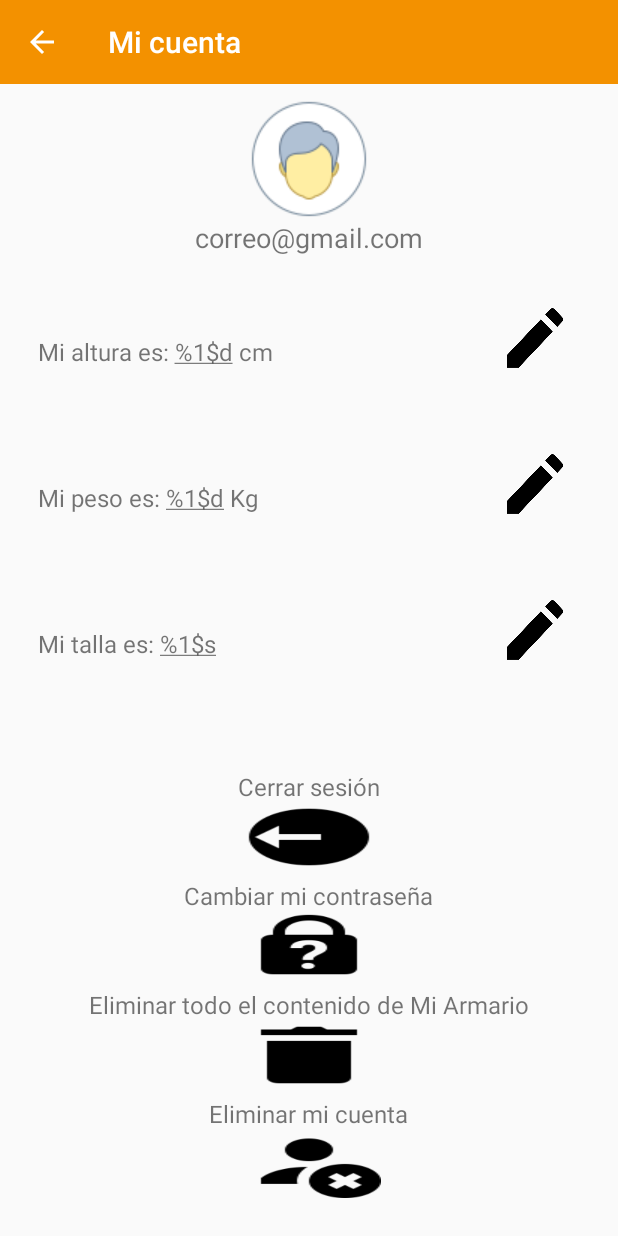
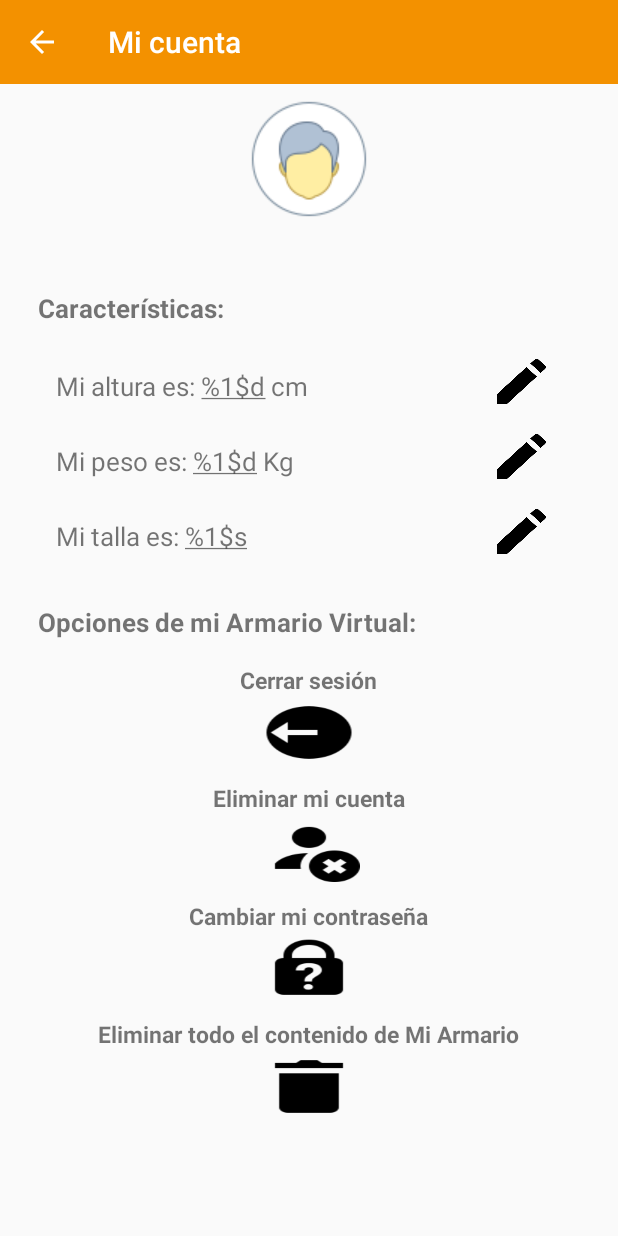
Before and after one commit to ismaelcg1/armarioVirtual, an Android app: the MiCuenta screen opened directly, with no data from a screen before it, on a phone screen of 412 x 824 dp. Run offline under Robolectric (Android 15) with nearby library versions, the phone set to English and light mode, and no system bars; our stand-ins replace Firebase (no records; nobody signed in at launch, a user with empty details on screens opened directly).

Commit message:
Mi cuenta modificada interfaz, añadiendo funcionalidades (cambiar contraseña, dialog para cambiar altura, peso...), cierre de actividades correctas, añadido los 'string picker' para seleccionar diferentes opciones en la opción Añadir, añadidos string de categorias, subcategorias..., nuevos estilos agregados

```diff
--- a/app/src/main/java/com/example/pruebaproyecto/MiCuenta.java
+++ b/app/src/main/java/com/example/pruebaproyecto/MiCuenta.java
@@ -1,41 +1,51 @@
 package com.example.pruebaproyecto;
 
 import android.app.AlertDialog;
+import android.content.Context;
 import android.content.DialogInterface;
 import android.content.Intent;
 import android.os.Bundle;
+import android.support.annotation.NonNull;
 import android.support.v7.app.AppCompatActivity;
 import android.support.v7.widget.Toolbar;
 import android.view.View;
 import android.widget.Button;
+import android.widget.TextView;
+import android.widget.Toast;
 
+import com.google.android.gms.tasks.OnCompleteListener;
+import com.google.android.gms.tasks.Task;
 import com.google.firebase.auth.FirebaseAuth;
+import com.google.firebase.auth.FirebaseUser;
 
-public class MiCuenta extends AppCompatActivity implements View.OnClickListener {
+public class MiCuenta extends AppCompatActivity implements View.OnClickListener, DialogPersonalizadoPesoAltura.finalizarDialog {
 
     private Toolbar appToolbar;
-    private Button bCerrarSesion, bCambiarPassword, bEliminarArmario, bEliminarCuenta;
+    private Button bCerrarSesion, bCambiarPassword, bEliminarArmario, bEliminarCuenta, bAltura, bPeso, bTalla;
+    private TextView emailUser;
+    private String email;
     // FireBase
     private FirebaseAuth mAuth = null;
+    private FirebaseUser user;
+    // Ponemos el contexto para el Dialog
+    private Context contexto;
 
     @Override
     protected void onCreate(Bundle savedInstanceState) {
         super.onCreate(savedInstanceState);
         setContentView(R.layout.mi_cuenta);
-
+        contexto = this;
         conectarVariablesConVista();
         onClickListener();
         inicializarToolbar();
+        ponerEmailUsuario();
         // Hago que cuando se pulse la flecha de atras se cierre la actividad
         appToolbar.setNavigationOnClickListener(new View.OnClickListener() {
             @Override
             public void onClick(View v) {
-                Intent intentActivityDrawer = new Intent(getApplicationContext(), MainActivityDrawer.class);
-                startActivity(intentActivityDrawer);
                 finish();
             }
         });
-
 
     }
 
@@ -55,8 +65,6 @@ public class MiCuenta extends AppCompatActivity implements View.OnClickListener
                 pantallaDrawer.finish();
                 finish();
                 startActivity(intentLoginActivity);
-
-
                 break;
 
             default:
@@ -65,20 +73,38 @@ public class MiCuenta extends AppCompatActivity implements View.OnClickListener
         }
     }
 
+    protected void conectarVariablesConVista() {
+        bAltura = findViewById(R.id.bAlturaMiCuenta);
+        bPeso = findViewById(R.id.bPesoMiCuenta);
+        bTalla = findViewById(R.id.bTallaMiCuenta);
 
-    protected void conectarVariablesConVista() {
         bCerrarSesion = findViewById(R.id.btnCerrarSesion);
         appToolbar = findViewById(R.id.appToolbar);
         bCambiarPassword = findViewById(R.id.btnCambiarPassword);
         bEliminarArmario = findViewById(R.id.btnEliminarArmario);
         bEliminarCuenta = findViewById(R.id.btnEliminarCuenta);
+        emailUser = findViewById(R.id.tvEmailUsuario);
     }
 
     protected void onClickListener() {
+        bAltura.setOnClickListener(this);
+        bPeso.setOnClickListener(this);
+        bTalla.setOnClickListener(this);
+
         bCerrarSesion.setOnClickListener(this);
         bCambiarPassword.setOnClickListener(this);
         bEliminarArmario.setOnClickListener(this);
         bEliminarCuenta.setOnClickListener(this);
+    }
+
+    private void ponerEmailUsuario() {
+
+        user = FirebaseAuth.getInstance().getCurrentUser();
+        if (user != null) {
+            email = user.getEmail();
+            // Mostramos el email al usuario:
+            emailUser.setText(email);
+        }
     }
 
     // Salir de la sesión
@@ -87,6 +113,25 @@ public class MiCuenta extends AppCompatActivity implements View.OnClickListener
         mAuth = FirebaseAuth.getInstance();
         mAuth.signOut();
         updateUI(id);
+    }
+
+    private void sendEmailVerification() {
+        user = mAuth.getCurrentUser();
+        user.sendEmailVerification()
+                .addOnCompleteListener(this, new OnCompleteListener<Void>() {
+                    @Override
+                    public void onComplete(@NonNull Task<Void> task) {
+                        if (task.isSuccessful()) {
+                            Toast.makeText(MiCuenta.this,
+                                    getResources().getString(R.string.toastEmailVerificacionEnviadoCorrectamenteRegistroIncial),
+                                    Toast.LENGTH_LONG).show();
+                        } else {
+                            Toast.makeText(MiCuenta.this,
+                                    getResources().getString(R.string.toastEmailVerificacionEnviadoIncorrectoRegistroIncial),
+                                    Toast.LENGTH_SHORT).show();
+                        }
+                    }
+                });
     }
 /*
     private void snackBarVerificacion() {
@@ -117,7 +162,7 @@ public class MiCuenta extends AppCompatActivity implements View.OnClickListener
                 if (opcion == 1) {
                     signOut(opcion);
                 } else if (opcion == 2) {
-
+                    sendEmailVerification();
                 } else if (opcion == 3) {
 
                 } else if (opcion == 4){
@@ -152,7 +197,7 @@ public class MiCuenta extends AppCompatActivity implements View.OnClickListener
             case R.id.btnCambiarPassword:
                 opcion = 2;
                 crearDialog(getResources().getString(R.string.cambiarPasswordTituloDialogMiCuenta),
-                        getResources().getString(R.string.cambiarPasswordDialogMiCuenta),opcion);
+                        getResources().getString(R.string.cambiarPasswordDialogMiCuenta, email),opcion);
                 break;
 
             case R.id.btnEliminarArmario:
@@ -164,9 +209,27 @@ public class MiCuenta extends AppCompatActivity implements View.OnClickListener
             case R.id.btnEliminarCuenta:
                 opcion = 4;
                 crearDialog(getResources().getString(R.string.eliminarCuentaTituloDialogMiCuenta),
-                        getResources().getString(R.string.eliminarCuentaDialogMiCuenta),opcion);
+                        getResources().getString(R.string.eliminarCuentaDialogMiCuenta, email),opcion);
+                break;
+
+            case R.id.bAlturaMiCuenta:
+                new DialogPersonalizadoPesoAltura(contexto, MiCuenta.this, "Altura");
+                // TODO hacer que se cambie la altura, por la seleccionada, abajo igual con el peso
+                break;
+
+            case R.id.bPesoMiCuenta:
+                new DialogPersonalizadoPesoAltura(contexto, MiCuenta.this, "Peso");
+                break;
+
+            case R.id.bTallaMiCuenta:
+                // TODO hacer el de talla
                 break;
         }
 
     }
+
+    @Override
+    public void resultado(int num) {
+        // BLa bla bla
+    }
 }
--- /dev/null
+++ b/app/src/main/java/com/example/pruebaproyecto/Sexo.java
@@ -0,0 +1,5 @@
+package com.example.pruebaproyecto;
+
+public enum Sexo {
+    Masculino, Femenino
+}
--- a/app/src/main/res/layout/login.xml
+++ b/app/src/main/res/layout/login.xml
@@ -127,7 +127,7 @@
                     style="@style/LoginActivityMargenInferior"
                     android:layout_width="match_parent"
                     android:layout_height="wrap_content"
-                    app:boxBackgroundColor="@color/colorPruebas"
+                    app:boxBackgroundColor="@color/colorRojoOscuro"
                     app:boxStrokeColor="@color/colorNegro"
                     app:hintAnimationEnabled="true"
                     app:passwordToggleEnabled="false">
--- a/app/src/main/res/layout/mi_cuenta.xml
+++ b/app/src/main/res/layout/mi_cuenta.xml
@@ -15,10 +15,14 @@
             layout="@layout/clase_toolbar" />
     </LinearLayout>
 
+    <ScrollView
+        android:layout_width="match_parent"
+        android:layout_height="match_parent">
+
         <LinearLayout
             style="@style/layoutMainActivityDrawer"
             android:layout_width="match_parent"
-        android:layout_height="match_parent"
+            android:layout_height="wrap_content"
             android:orientation="vertical">
 
             <LinearLayout
@@ -33,7 +37,7 @@
                     app:srcCompat="@drawable/usuario_masculino80" />
 
                 <TextView
-                android:id="@+id/textView16"
+                    android:id="@+id/tvEmailUsuario"
                     style="@style/estiloTextoEmailMiCuenta"
                     android:layout_width="wrap_content"
                     android:layout_height="match_parent"
@@ -43,11 +47,27 @@
             <LinearLayout
                 style="@style/layoutSecundariosMiCuenta"
                 android:layout_width="match_parent"
-            android:layout_height="match_parent"
-            android:layout_weight="1"
+                android:layout_height="wrap_content"
                 android:orientation="vertical">
 
                 <LinearLayout
+                    style="@style/estiloLayoutTextoInformacionMiCuenta1"
+                    android:layout_width="match_parent"
+                    android:layout_height="match_parent"
+                    android:layout_weight="1"
+                    android:orientation="horizontal">
+
+                    <TextView
+                        android:id="@+id/textView24"
+                        style="@style/estiloTextoInformacionMiCuenta1"
+                        android:layout_width="wrap_content"
+                        android:layout_height="wrap_content"
+                        android:layout_weight="1"
+                        android:text="@string/caracteristicasAppMiCuenta" />
+                </LinearLayout>
+
+                <LinearLayout
+                    style="@style/estiloLayoutTextosSuperioresMiCuenta"
                     android:layout_width="match_parent"
                     android:layout_height="match_parent"
                     android:layout_weight="1"
@@ -62,13 +82,14 @@
                         android:text="@string/alturaMiCuenta" />
 
                     <Button
-                    android:id="@+id/button8"
+                        android:id="@+id/bAlturaMiCuenta"
                         style="@style/estiloBotonesSuperioresMiCuenta"
                         android:layout_weight="1"
                         android:background="@drawable/editar480" />
                 </LinearLayout>
 
                 <LinearLayout
+                    style="@style/estiloLayoutTextosSuperioresMiCuenta"
                     android:layout_width="match_parent"
                     android:layout_height="match_parent"
                     android:layout_weight="1"
@@ -83,13 +104,14 @@
                         android:text="@string/pesoMiCuenta" />
 
                     <Button
-                    android:id="@+id/button9"
+                        android:id="@+id/bPesoMiCuenta"
                         style="@style/estiloBotonesSuperioresMiCuenta"
                         android:layout_weight="1"
                         android:background="@drawable/editar480" />
                 </LinearLayout>
 
                 <LinearLayout
+                    style="@style/estiloLayoutTextosSuperioresMiCuenta"
                     android:layout_width="match_parent"
                     android:layout_height="match_parent"
                     android:layout_weight="1"
@@ -100,11 +122,11 @@
                         style="@style/estiloTextosSuperioresMiCuenta"
                         android:layout_width="match_parent"
                         android:layout_height="wrap_content"
-                    android:text="@string/tallaMiCuenta"
-                    android:layout_weight="1" />
+                        android:layout_weight="1"
+                        android:text="@string/tallaMiCuenta" />
 
                     <Button
-                    android:id="@+id/button10"
+                        android:id="@+id/bTallaMiCuenta"
                         style="@style/estiloBotonesSuperioresMiCuenta"
                         android:layout_weight="1"
                         android:background="@drawable/editar480" />
@@ -113,11 +135,24 @@
             </LinearLayout>
 
             <LinearLayout
-            style="@style/layoutSecundariosMiCuenta"
+                style="@style/layoutSecundarios2MiCuenta"
                 android:layout_width="match_parent"
                 android:layout_height="match_parent"
                 android:layout_weight="1"
                 android:orientation="vertical">
+
+                <LinearLayout
+                    android:layout_width="match_parent"
+                    android:layout_height="wrap_content"
+                    android:orientation="vertical">
+
+                    <TextView
+                        android:id="@+id/textView23"
+                        style="@style/estiloTextoInformacionMiCuenta"
+                        android:layout_width="match_parent"
+                        android:layout_height="wrap_content"
+                        android:text="@string/opcionesAppMiCuenta" />
+                </LinearLayout>
 
                 <LinearLayout
                     style="@style/estilolayoutInferioresMiCuenta"
@@ -136,9 +171,28 @@
                     <Button
                         android:id="@+id/btnCerrarSesion"
                         style="@style/estiloBotonesInferioresMiCuenta"
+                        android:background="@drawable/cerrar_sesion96" />
+                </LinearLayout>
+
+                <LinearLayout
+                    style="@style/estilolayoutInferioresMiCuenta"
+                    android:layout_width="match_parent"
+                    android:layout_height="match_parent"
+                    android:layout_weight="1"
+                    android:orientation="vertical">
+
+                    <TextView
+                        android:id="@+id/textView17"
+                        style="@style/estiloTextosInferioresMiCuenta"
                         android:layout_width="wrap_content"
-                    android:layout_height="match_parent"
-                    android:background="@drawable/cerrar_sesion96" />
+                        android:layout_height="wrap_content"
+                        android:text="@string/eliminarCuentaMiCuenta" />
+
+                    <Button
+                        android:id="@+id/btnEliminarCuenta"
+                        style="@style/estiloBotonesInferioresMiCuenta"
+                        android:background="@drawable/eliminar_usuario96" />
+
                 </LinearLayout>
 
                 <LinearLayout
@@ -158,9 +212,8 @@
                     <Button
                         android:id="@+id/btnCambiarPassword"
                         style="@style/estiloBotonesInferioresMiCuenta"
-                    android:layout_width="wrap_content"
-                    android:layout_height="match_parent"
                         android:background="@drawable/cambio_password96" />
+
                 </LinearLayout>
 
                 <LinearLayout
@@ -180,35 +233,13 @@
                     <Button
                         android:id="@+id/btnEliminarArmario"
                         style="@style/estiloBotonesInferioresMiCuenta"
-                    android:layout_width="wrap_content"
-                    android:layout_height="match_parent"
                         android:background="@drawable/eliminar_armario96" />
-            </LinearLayout>
-
-            <LinearLayout
-                style="@style/estilolayoutInferioresMiCuenta"
-                android:layout_width="match_parent"
-                android:layout_height="match_parent"
-                android:layout_weight="1"
-                android:orientation="vertical">
-
-                <TextView
-                    android:id="@+id/textView17"
-                    style="@style/estiloTextosInferioresMiCuenta"
-                    android:layout_width="wrap_content"
-                    android:layout_height="wrap_content"
-                    android:text="@string/eliminarCuentaMiCuenta" />
-
-                <Button
-                    android:id="@+id/btnEliminarCuenta"
-                    style="@style/estiloBotonesInferioresMiCuenta"
-                    android:layout_width="wrap_content"
-                    android:layout_height="match_parent"
-                    android:background="@drawable/eliminar_usuario96" />
-            </LinearLayout>
 
                 </LinearLayout>
 
             </LinearLayout>
 
         </LinearLayout>
+    </ScrollView>
+
+</LinearLayout>
--- a/app/src/main/res/values/colors.xml
+++ b/app/src/main/res/values/colors.xml
@@ -9,7 +9,7 @@
     <color name="colorBlanco">#FFFFFF</color>
 
     <!-- Color pruebas -->
-    <color name="colorPruebas">#EB972703</color>
+    <color name="colorRojoOscuro">#EB972703</color>
 
 
 </resources>
--- a/app/src/main/res/values/strings.xml
+++ b/app/src/main/res/values/strings.xml
@@ -71,6 +71,7 @@
     <string name="toastAlturaVaciaRegistroIncial">Altura no seleccionada. Por favor, introduzca su altura</string>
     <string name="toastPesoVacioRegistroIncial">Peso no seleccionado. Por favor, introduzca su peso</string>
     <string name="toastEmailVerificacionEnviadoCorrectoRegistroIncial">Email de verificación enviado a:</string>
+    <string name="toastEmailVerificacionEnviadoCorrectamenteRegistroIncial">¡Email de verificación enviado correctamente! Revise su correo y si no lo encuentra vaya a spam.</string>
     <string name="toastEmailVerificacionEnviadoIncorrectoRegistroIncial">Fallo al enviar email de verificación</string>
 
     <!-- Para SnackBar -->
@@ -98,6 +99,8 @@
     <string name="alturaMiCuenta">Mi altura es: <u>%1$d</u> cm</string>
     <string name="pesoMiCuenta">Mi peso es: <u>%1$d</u> Kg</string>
     <string name="tallaMiCuenta">Mi talla es: <u>%1$s</u></string>
+    <string name="caracteristicasAppMiCuenta">Características:</string>
+    <string name="opcionesAppMiCuenta">Opciones de mi Armario Virtual:</string>
     <string name="cerrarSesionMiCuenta">Cerrar sesión</string>
     <string name="cambiarPasswordMiCuenta">Cambiar mi contraseña</string>
     <string name="eliminarTodoContenidoArmarioMiCuenta">Eliminar todo el contenido de Mi Armario</string>
@@ -107,13 +110,13 @@
     <string name="cerrarSesionDialogMiCuenta">¿Realmente desea cerrar la sesión?</string>
 
     <string name="cambiarPasswordTituloDialogMiCuenta">Cambio de contraseña</string>
-    <string name="cambiarPasswordDialogMiCuenta">¿Quieres recibir un correo a <u>%1$s</u> para restablecer tu contraseña?</string>
+    <string name="cambiarPasswordDialogMiCuenta">¿Quieres recibir un correo a \'<u>%1$s</u>\' para restablecer tu contraseña?</string>
 
     <string name="eliminarArmarioTituloDialogMiCuenta">Eliminar mi Armario</string>
     <string name="eliminarArmarioDialogMiCuenta">¿Desea borrar todo el contenido de Mi Armario?</string>
 
     <string name="eliminarCuentaTituloDialogMiCuenta">Eliminar mi Cuenta</string>
-    <string name="eliminarCuentaDialogMiCuenta">¿Quires eliminar toda la información relacionada con la cuenta <u>%1$s</u> ?</string>
+    <string name="eliminarCuentaDialogMiCuenta">¿Quires eliminar toda la información relacionada con la cuenta \'<u>%1$s</u>\' ?</string>
 
     <string name="dialogTextoSiMiCuenta">Sí, claro</string>
     <string name="dialogTextoCancelarMiCuenta">Cancelar</string>
@@ -134,6 +137,7 @@
     <string name="pictureDialogTituloActividadInsertar">Seleccione una acción:</string>
     <string name="pictureDialogGaleriaActividadInsertar">Seleccionar foto de Galería</string>
     <string name="pictureDialogRealizarFotoActividadInsertar">Hacer una foto</string>
+    <string name="subcategoriaErrorActividadInsertar">Para elegir subcategoria, por favor, elija primero una categoría</string>
 
     <!-- DialogPersonalizados -->
     <string name="textoDialogColor">Seleccione el color principal de su prenda:</string>
--- a/app/src/main/res/values/styles.xml
+++ b/app/src/main/res/values/styles.xml
@@ -133,33 +133,69 @@
 
     <!-- MiCuenta-->
     <style name="layoutSecundariosMiCuenta" >
-        <item name="android:layout_margin">15sp</item>
+        <item name="android:layout_marginBottom">15sp</item>
+        <item name="android:layout_marginTop">15sp</item>
+        <item name="android:layout_marginLeft">15sp</item>
+        <item name="android:layout_marginRight">15sp</item>
+    </style>
+    <style name="layoutSecundarios2MiCuenta" >
+        <item name="android:layout_marginBottom">10sp</item>
+        <item name="android:layout_marginLeft">15sp</item>
+        <item name="android:layout_marginRight">15sp</item>
     </style>
     <style name="estiloBotonesInferioresMiCuenta" >
         <item name="android:layout_gravity">center</item>
+        <item name="android:layout_width">68dp</item>
+        <item name="android:layout_height">42dp</item>
+        <item name="android:layout_marginTop">3sp</item>
     </style>
     <style name="estiloBotonesSuperioresMiCuenta">
         <item name="android:layout_marginLeft">7sp</item>
         <item name="android:layout_marginRight">7sp</item>
-        <item name="android:layout_marginTop">15sp</item>
-        <item name="android:layout_width">110sp</item>
-        <item name="android:layout_height">50sp</item>
+        <item name="android:layout_marginBottom">2sp</item>
+        <item name="android:layout_width">98dp</item>
+        <item name="android:layout_height">38dp</item>
+        <item name="android:layout_gravity">center</item>
+    </style>
+    <style name="estiloTextoInformacionMiCuenta1" >
+        <item name="android:textSize">17sp</item>
+        <item name="android:textStyle">bold</item>
+    </style>
+    <style name="estiloLayoutTextoInformacionMiCuenta1" >
+        <item name="android:layout_marginBottom">20sp</item>
+        <item name="android:layout_marginTop">6sp</item>
+    </style>
+    <style name="estiloTextoInformacionMiCuenta" >
+        <item name="android:textSize">17sp</item>
+        <item name="android:textStyle">bold</item>
+        <item name="android:layout_marginBottom">4sp</item>
     </style>
     <style name="estiloTextosInferioresMiCuenta" >
-        <item name="android:textSize">16sp</item>
+        <item name="android:textSize">15sp</item>
+        <item name="android:textStyle">bold</item>
+        <item name="android:layout_gravity">center</item>
+        <item name="android:layout_marginTop">4sp</item>
+    </style>
+
+    <style name="estiloTextosSuperioresMiCuenta" >
+        <item name="android:textSize">17sp</item>
         <item name="android:layout_gravity">center</item>
     </style>
 
-    <style name="estiloTextosSuperioresMiCuenta" >
-        <item name="android:textSize">16sp</item>
-        <item name="android:layout_gravity">center</item>
+    <style name="estiloLayoutTextosSuperioresMiCuenta" >
+        <item name="android:layout_marginBottom">10sp</item>
+        <item name="android:layout_marginRight">12sp</item>
+        <item name="android:layout_marginLeft">12sp</item>
     </style>
+
     <style name="estiloTextoEmailMiCuenta" >
-        <item name="android:textSize">18sp</item>
+        <item name="android:textSize">19sp</item>
+        <item name="android:textStyle">bold</item>
+        <item name="android:textColor">@color/colorRojoOscuro</item>
         <item name="android:layout_gravity">center</item>
     </style>
     <style name="estilolayoutInferioresMiCuenta" >
-        <item name="android:layout_marginTop">5sp</item>
+        <item name="android:layout_marginTop">8sp</item>
     </style>
 
     <!-- ActividadFotos -->
```
Also changed, not shown: app/src/main/java/com/example/pruebaproyecto/ActividadFotos.java (+26 -20 lines), app/src/main/java/com/example/pruebaproyecto/DialogPropiedadesPrenda.java (+56 -4 lines), app/src/main/java/com/example/pruebaproyecto/LoginActivity.java (+10 -2 lines), app/src/main/java/com/example/pruebaproyecto/MainActivityDrawer.java (+3 -25 lines), app/src/main/java/com/example/pruebaproyecto/RegistroInicial.java (+12 -79 lines), app/src/main/java/com/example/pruebaproyecto/Usuario.java (added, +84 -0 lines), app/src/main/res/layout/primer_registro.xml (+0 -28 lines). Lines whose indentation alone changed are shown as unchanged.
